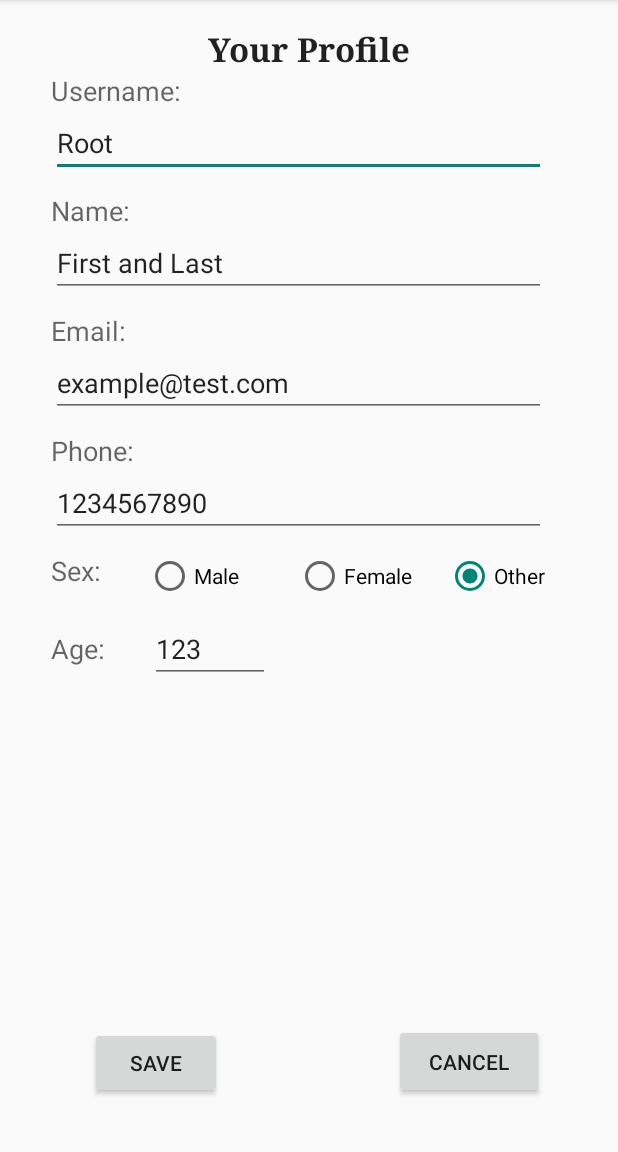
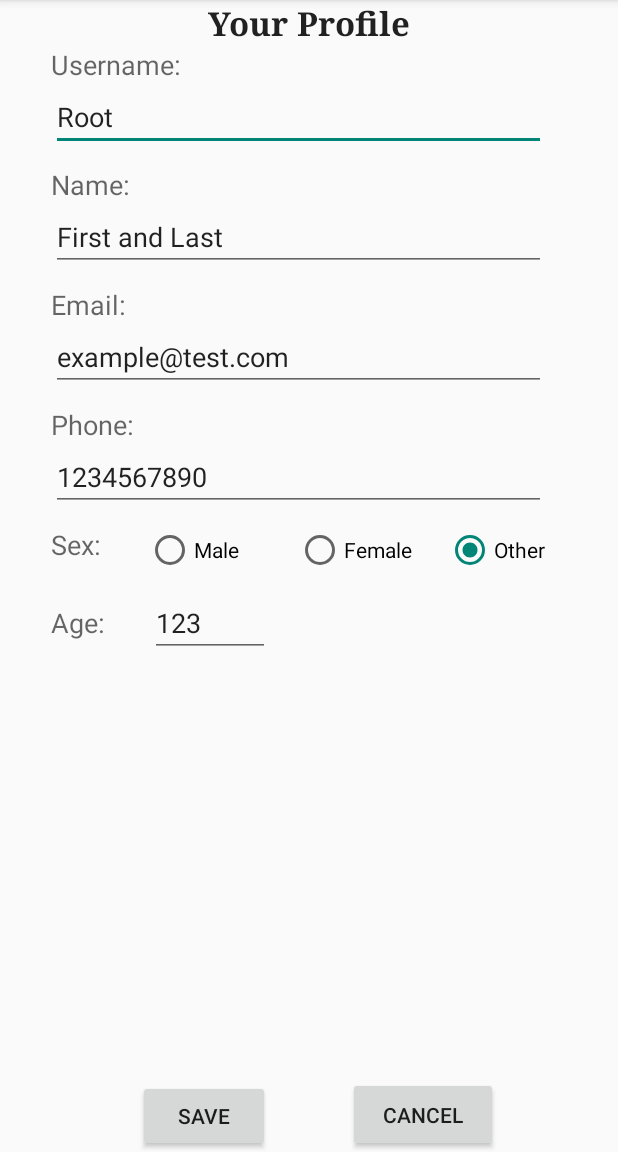
Before and after one commit to UCLA-BD2K/Heart2Heart, an Android app: the ProfileInfo screen opened directly, with no data from a screen before it, on a phone screen of 412 x 824 dp, the part 84-1236 px from its top. Run offline under Robolectric (Android 15) with nearby library versions, the light colour scheme and no system bars.

Commit message:
update some

```diff
--- a/app/src/main/res/layout/activity_main.xml
+++ b/app/src/main/res/layout/activity_main.xml
@@ -11,7 +11,7 @@
         android:layout_width="wrap_content"
         android:layout_height="wrap_content"
         android:textAppearance="?android:attr/textAppearanceLarge"
-        android:text="Heart2Heart!"
+        android:text="Heart2Heart"
         android:id="@+id/textView"
         android:textAllCaps="false"
         android:textStyle="bold"
--- a/app/src/main/res/layout/profile_info.xml
+++ b/app/src/main/res/layout/profile_info.xml
@@ -163,11 +163,11 @@
         android:layout_height="@dimen/profile_button_height"
         android:text="Cancel"
         android:id="@+id/button7"
-        android:layout_alignBottom="@+id/button6"
-        android:layout_alignParentRight="true"
-        android:layout_alignParentEnd="true"
-        android:layout_marginRight="49dp"
-        android:layout_marginEnd="49dp" />
+        android:layout_marginRight="46dp"
+        android:layout_marginEnd="46dp"
+        android:layout_alignParentBottom="true"
+        android:layout_alignRight="@+id/linearLayout"
+        android:layout_alignEnd="@+id/linearLayout" />
 
     <Button
         android:layout_width="wrap_content"
@@ -175,12 +175,11 @@
         android:text="Save"
         android:id="@+id/button6"
         android:layout_gravity="right"
-        android:layout_marginBottom="35dp"
-        android:layout_marginLeft="60dp"
-        android:layout_marginStart="60dp"
         android:layout_alignParentBottom="true"
-        android:layout_alignParentLeft="true"
-        android:layout_alignParentStart="true" />
+        android:layout_alignLeft="@+id/linearLayout"
+        android:layout_alignStart="@+id/linearLayout"
+        android:layout_marginLeft="58dp"
+        android:layout_marginStart="58dp" />
 
     <TextView
         android:layout_width="wrap_content"
@@ -191,7 +190,6 @@
         android:typeface="serif"
         android:textStyle="bold"
         android:layout_gravity="center_horizontal"
-        android:layout_marginTop="17dp"
         android:layout_alignParentTop="true"
         android:layout_centerHorizontal="true" />
 
```
Also changed, not shown: app/src/main/java/bd2k/heart2heart/RunSettings.java (+9 -1 lines), app/src/main/java/bd2k/heart2heart/RunningPage.java (+18 -9 lines), app/src/main/res/layout/run_settings.xml (+9 -0 lines), app/src/main/res/layout/running_mode.xml (+12 -0 lines), 3 other files.
